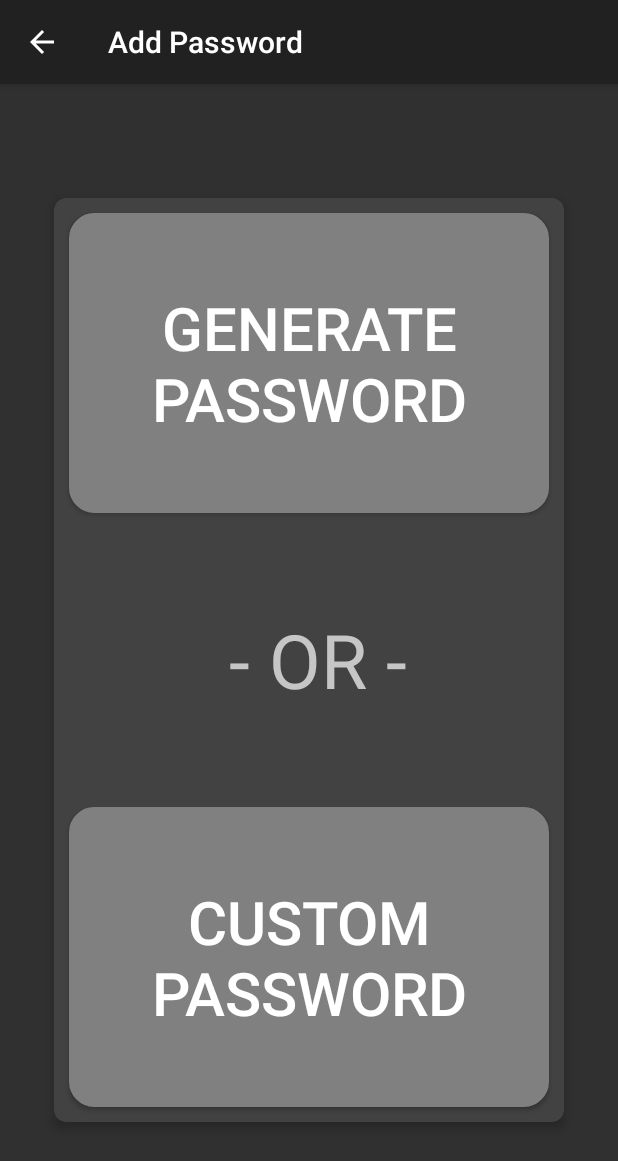
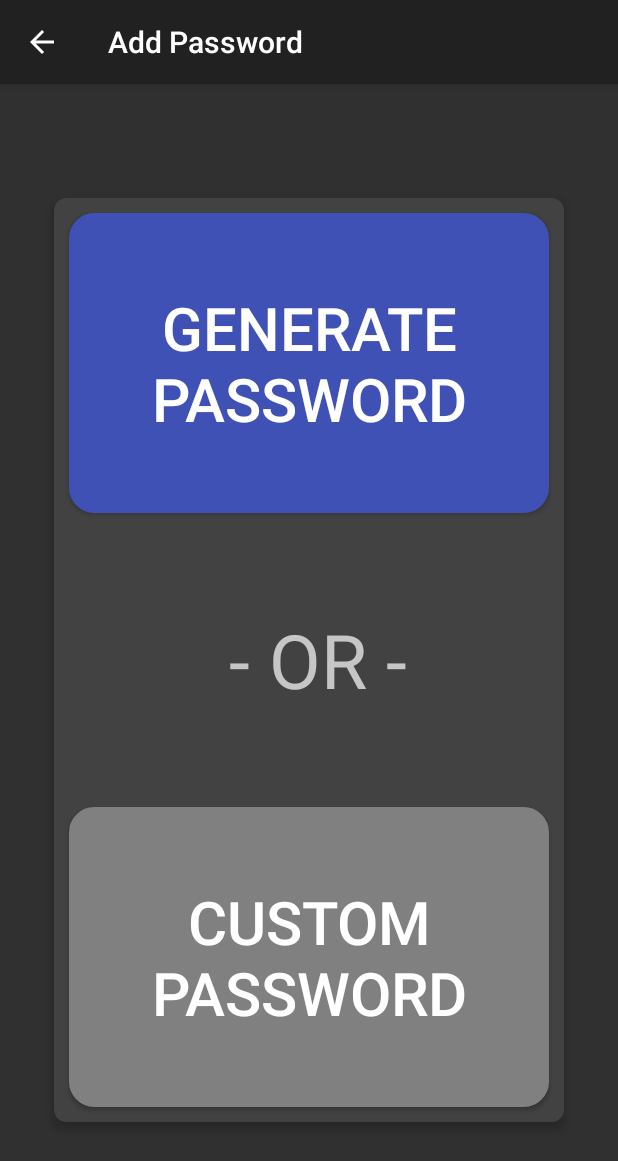
Before and after one commit to BenjaminDurette/PassOff-CS2063Project, an Android app built with Jetpack Compose: the AddPasswordActivity screen opened directly, with no data from a screen before it, on a phone screen of 412 x 824 dp. Shown: the top 1161 px of the screen. Run offline under Robolectric (Android 15) with nearby library versions, the phone set to English and light mode, and no system bars.

Commit message:
lowered minimum sdk

```diff
--- a/app/build.gradle
+++ b/app/build.gradle
@@ -9,7 +9,7 @@ android {
 
     defaultConfig {
         applicationId "com.example.passoff"
-        minSdk 27
+        minSdk 26
         targetSdk 34
         versionCode 1
         versionName "1.0"
--- a/app/src/main/res/layout/activity_add_generated_password.xml
+++ b/app/src/main/res/layout/activity_add_generated_password.xml
@@ -11,7 +11,8 @@
         android:gravity="center"
         android:text="Generate Password"
         android:padding="10dp"
-        android:textSize="34sp" />
+        android:textSize="34sp"
+        android:backgroundTint="@color/colorPrimary"/>
 
     <TextView
         android:layout_width="wrap_content"
--- a/app/src/main/res/layout/activity_choose_add_password.xml
+++ b/app/src/main/res/layout/activity_choose_add_password.xml
@@ -23,7 +23,8 @@
             android:layout_margin="10dp"
             android:background="@drawable/rounded_corners2"
             android:textSize="40dp"
-            android:text="Generate Password"/>
+            android:text="Generate Password"
+            android:backgroundTint="@color/colorPrimary"/>
 
         <TextView
             android:layout_width="wrap_content"
```
